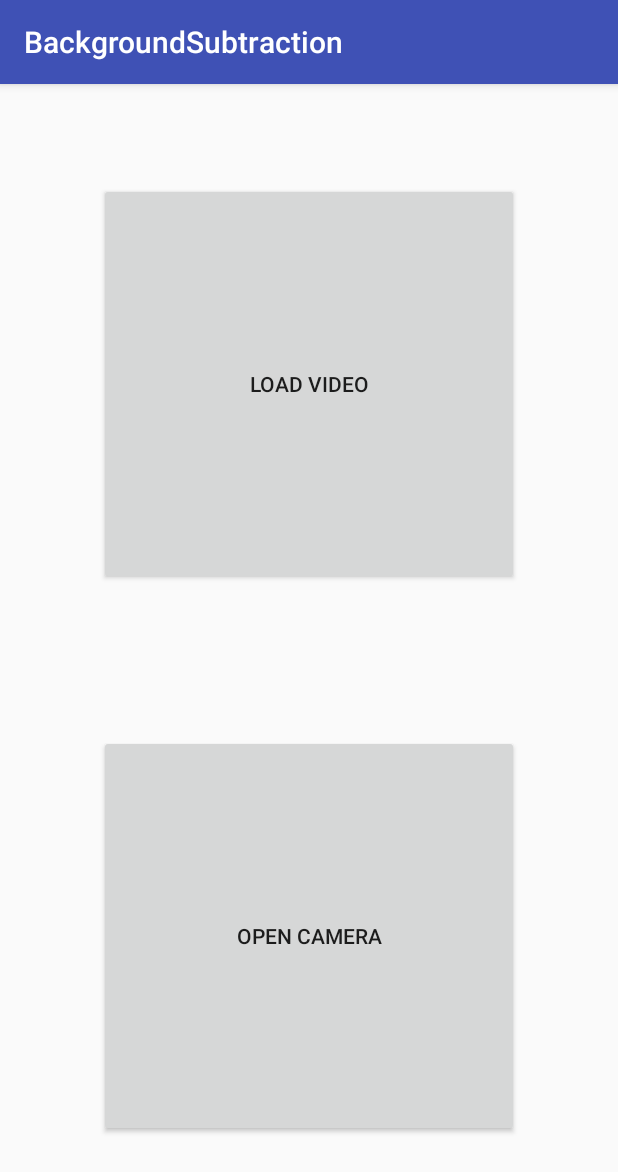
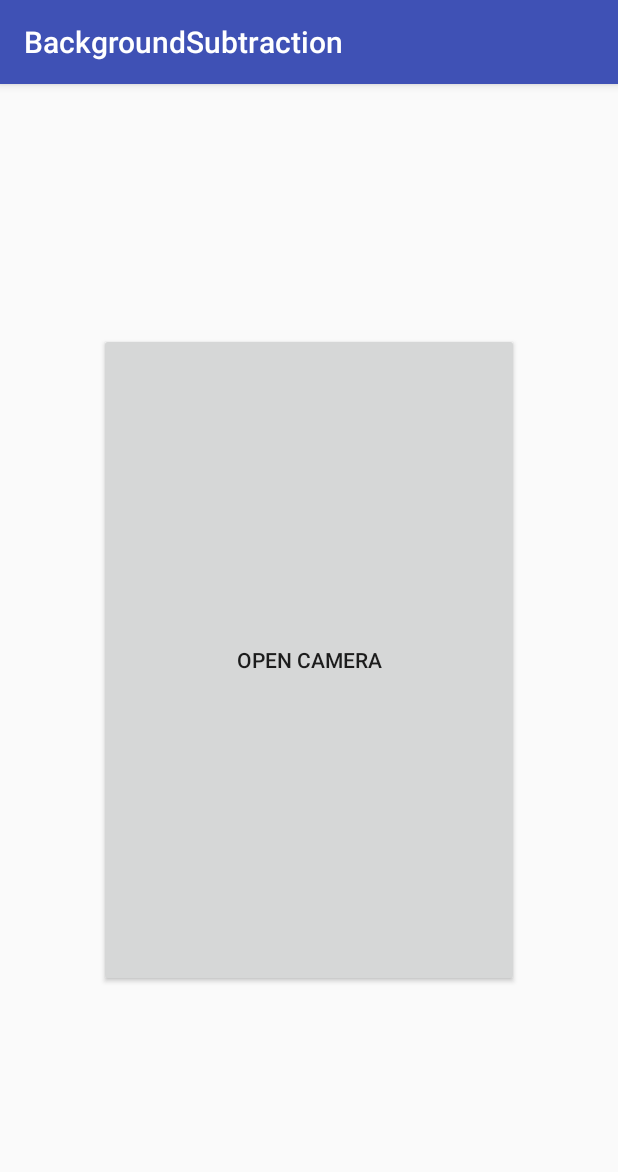
Before and after one commit to davidmigloz/go-bees-prototypes, an Android app: the screen it shows after launch (HomeActivity), on a phone screen of 412 x 824 dp. Shown: the top 1172 px of the screen. Run offline under Robolectric (Android 15) with nearby library versions, the phone set to English and light mode, and no system bars.

Commit message:
minor changes

```diff
--- a/2_BackgroundSub/app/src/main/AndroidManifest.xml
+++ b/2_BackgroundSub/app/src/main/AndroidManifest.xml
@@ -29,8 +29,6 @@
                 <category android:name="android.intent.category.LAUNCHER"/>
             </intent-filter>
         </activity>
-        <activity android:name=".VideoActivity">
-        </activity>
     </application>
 
 </manifest>
--- a/2_BackgroundSub/app/src/main/java/com/davidmiguel/backgroundsub/CameraActivity.java
+++ b/2_BackgroundSub/app/src/main/java/com/davidmiguel/backgroundsub/CameraActivity.java
@@ -232,7 +232,7 @@ public class CameraActivity extends AppCompatActivity
     public void onCameraViewStarted(int width, int height) {
         switch (bgAlgIndex) {
             case R.id.bg_fd:
-                videoProcessor = new FrameDifferencing(width, height);
+                videoProcessor = new FrameDifferencing();
                 break;
             case R.id.bg_avg:
                 videoProcessor = new AverageBackground();
--- a/2_BackgroundSub/app/src/main/java/com/davidmiguel/backgroundsub/utils/bgsubtractors/AverageBackground.java
+++ b/2_BackgroundSub/app/src/main/java/com/davidmiguel/backgroundsub/utils/bgsubtractors/AverageBackground.java
@@ -16,7 +16,7 @@ public class AverageBackground implements VideoProcessor {
     private Mat accumulatedBackground = new Mat();     // Accumulated bg in 32-bit floating point
     private Mat accumulatedBackground8U = new Mat();   // Accumulated bg in 8-bit unsigned
     private Mat difference = new Mat();                // Result image from absdiff
-    private final static double LEARNING_RATE = 0.001; // Learning reate
+    private final static double LEARNING_RATE = 0.1;   // Learning reate
     private final static int THRESHOLD = 30;           // Threshold
 
     @Override
--- a/2_BackgroundSub/app/src/main/java/com/davidmiguel/backgroundsub/utils/bgsubtractors/MOG2Subtractor.java
+++ b/2_BackgroundSub/app/src/main/java/com/davidmiguel/backgroundsub/utils/bgsubtractors/MOG2Subtractor.java
@@ -25,11 +25,9 @@ public class MOG2Subtractor implements VideoProcessor {
 
     public Mat process(Mat inputImage) {
         mog.apply(inputImage, foreground, LEARNING_RATE);
-
+        // Erode result
         Mat structuringElement = Imgproc.getStructuringElement(Imgproc.MORPH_RECT, new Size(3, 3));
-        for (int i = 0; i < 1; i++) {
-            Imgproc.erode(foreground, foreground, structuringElement);
-        }
+        Imgproc.erode(foreground, foreground, structuringElement);
         return foreground;
     }
 }
--- a/2_BackgroundSub/app/src/main/res/layout/activity_home.xml
+++ b/2_BackgroundSub/app/src/main/res/layout/activity_home.xml
@@ -13,20 +13,13 @@
     tools:context="com.davidmiguel.backgroundsub.HomeActivity">
 
     <Button
-        android:id="@+id/load"
-        android:layout_width="match_parent"
-        android:layout_height="0dp"
-        android:layout_margin="50dp"
-        android:layout_weight="0.5"
-        android:onClick="loadVideo"
-        android:text="@string/load_video"/>
-
-    <Button
         android:id="@+id/button"
         android:layout_width="match_parent"
-        android:layout_height="0dp"
-        android:layout_margin="50dp"
-        android:layout_weight="0.5"
+        android:layout_height="match_parent"
+        android:layout_marginBottom="150dp"
+        android:layout_marginTop="150dp"
+        android:layout_marginLeft="50dp"
+        android:layout_marginRight="50dp"
         android:onClick="openCamera"
         android:text="@string/open_camera"/>
 </LinearLayout>
--- a/3_DevelopmentPlatform/src/main/java/com/davidmiguel/devplatform/video/processors/bgsub/MOG2Subtractor.java
+++ b/3_DevelopmentPlatform/src/main/java/com/davidmiguel/devplatform/video/processors/bgsub/MOG2Subtractor.java
@@ -20,6 +20,7 @@ public class MOG2Subtractor implements VideoProcessor {
     public MOG2Subtractor() {
         mog = Video.createBackgroundSubtractorMOG2();
         mog.setShadowValue(0); // Shadows as background
+        mog.setDetectShadows(false);
     }
 
     public Mat process(Mat inputImage) {
```
Also changed, not shown: 2_BackgroundSub/app/src/main/java/com/davidmiguel/backgroundsub/HomeActivity.java (+1 -24 lines), 2_BackgroundSub/app/src/main/java/com/davidmiguel/backgroundsub/VideoActivity.java (deleted, +0 -63 lines), 2_BackgroundSub/app/src/main/java/com/davidmiguel/backgroundsub/utils/bgsubtractors/FrameDifferencing.java (+6 -4 lines).
